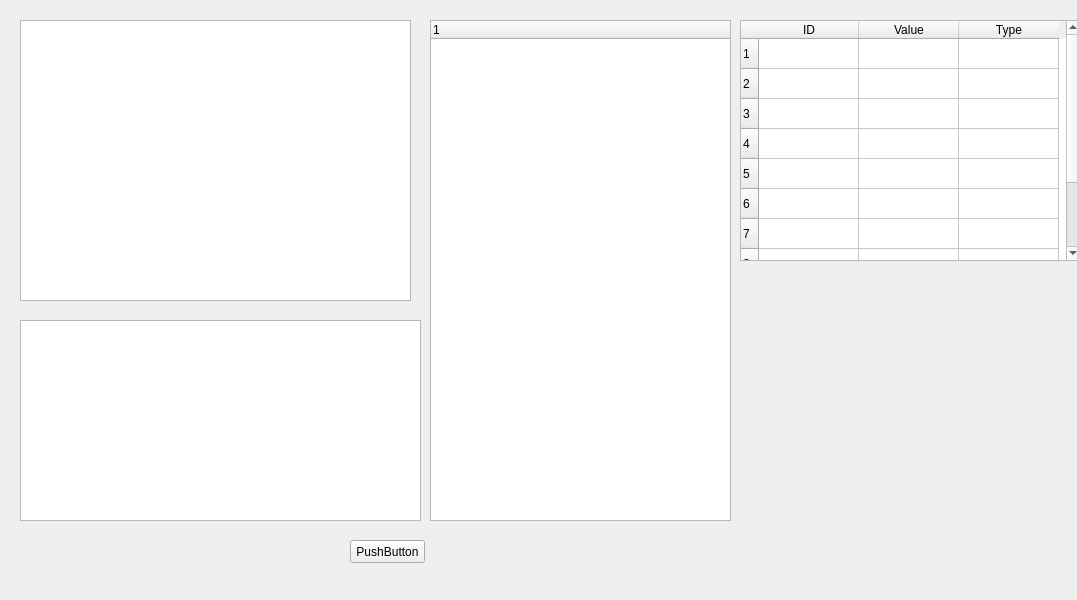
Above: mainwindow.ui from ghosthamster/interpreter before the change. Below: the same form after it.
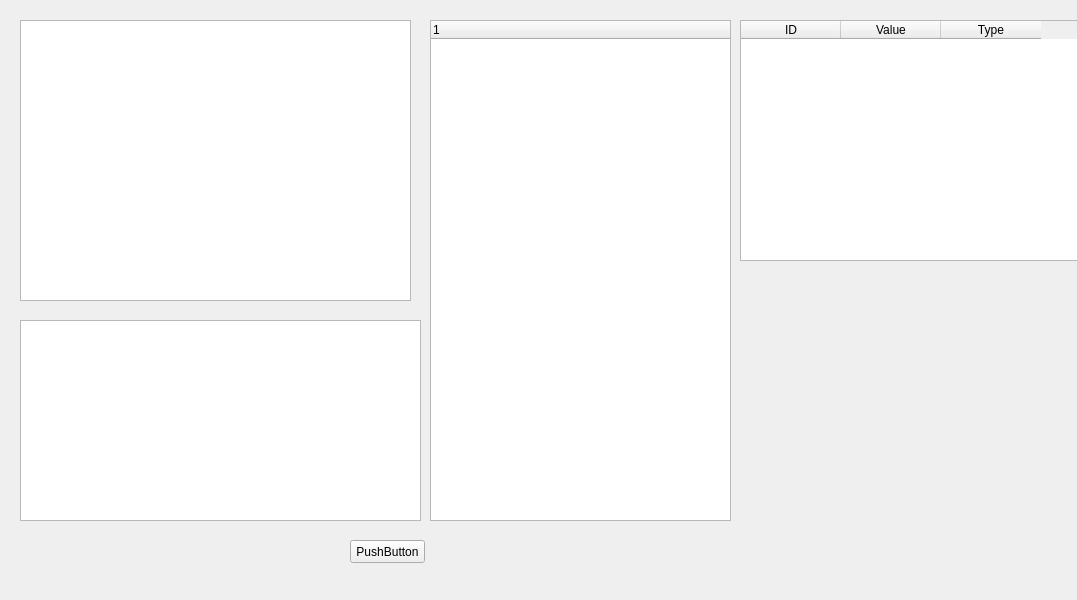
That is the form after the change.

Diff of the .ui file:
```diff
--- a/mainwindow.ui
+++ b/mainwindow.ui
@@ -72,18 +72,8 @@
      </rect>
     </property>
     <property name="rowCount">
-     <number>10</number>
+     <number>0</number>
     </property>
-    <row/>
-    <row/>
-    <row/>
-    <row/>
-    <row/>
-    <row/>
-    <row/>
-    <row/>
-    <row/>
-    <row/>
     <column>
      <property name="text">
       <string>ID</string>
```
